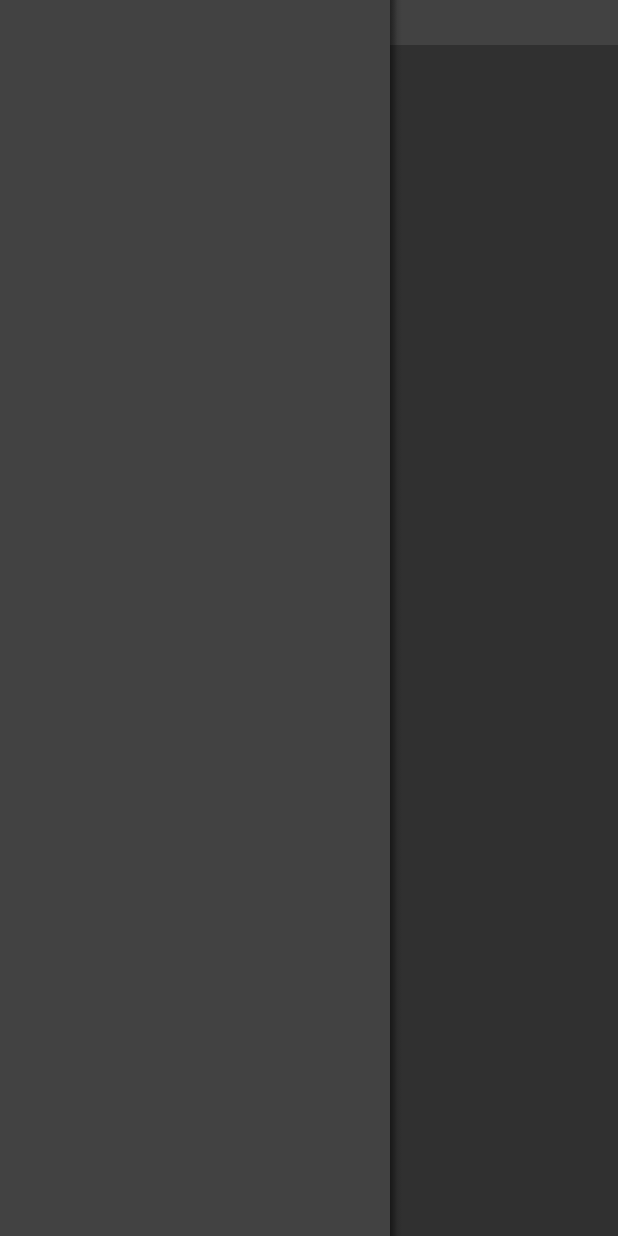
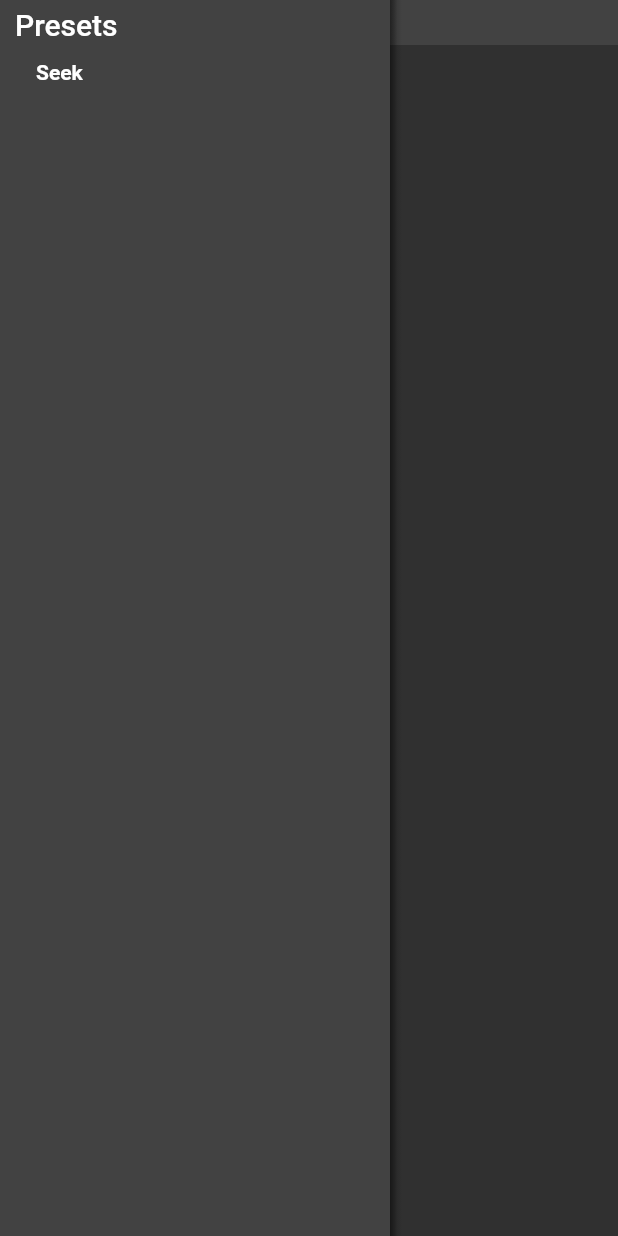
Before and after one commit to flame-engine/radiance, a Flutter app: the screen it shows after launch, on a phone screen of 412 x 824 dp. Run offline on Flutter 3.47's test engine with Material 2 defaults, Android fonts, the light colour scheme and no system bars.

Commit message:
added presets

```diff
--- a/pubspec.yaml
+++ b/pubspec.yaml
@@ -8,7 +8,7 @@ environment:
 
 dependencies:
   meta: ^1.7.0
-  vector_math: '>=2.1.0 <3.0.0'
+  vector_math: ^2.1.0
 
 dev_dependencies:
   flutter:
--- /dev/null
+++ b/sandbox/lib/left_menu.dart
@@ -0,0 +1,93 @@
+import 'package:flutter/material.dart';
+import 'main.dart';
+import 'presets.dart';
+
+class LeftMenu extends StatelessWidget {
+  const LeftMenu(this.app);
+
+  final SandboxState app;
+
+  @override
+  Widget build(BuildContext context) {
+    final n = kPresets.length;
+    return Padding(
+      padding: const EdgeInsets.symmetric(vertical: 5, horizontal: 10),
+      child: Column(
+        children: [
+          SizedBox(
+            width: double.infinity,
+            child: Text(
+              'Presets',
+              textAlign: TextAlign.left,
+              style: Theme.of(context).primaryTextTheme.headline6,
+              // TextStyle(color: Theme.of(context).primaryColor,
+              //   fontSize: Theme.of(context).primaryTextTheme.
+              // ),
+            ),
+          ),
+          Padding(
+            padding: const EdgeInsets.fromLTRB(10, 10, 0, 0),
+            child: DefaultTextStyle(
+              style: const TextStyle(
+                color: Color(0xFFBBBBBB),
+                fontSize: 14,
+              ),
+              child: Column(
+                children: List.generate(n, (i) => _ListItem(i, app)),
+              ),
+            ),
+          ),
+        ],
+      ),
+    );
+  }
+}
+
+class _ListItem extends StatefulWidget {
+  const _ListItem(this.index, this.app);
+
+  final int index;
+  final SandboxState app;
+
+  @override
+  State createState() => _ListItemState();
+}
+
+class _ListItemState extends State<_ListItem> {
+  static const styleWhenCurrent = TextStyle(
+    fontWeight: FontWeight.bold,
+    color: Colors.white,
+  );
+  bool _hover = false;
+
+  @override
+  Widget build(BuildContext context) {
+    final isCurrent = widget.app.currentPreset == widget.index;
+    return MouseRegion(
+      onEnter: _mouseEnter,
+      onExit: _mouseLeave,
+      cursor: SystemMouseCursors.click,
+      child: SizedBox(
+        width: double.infinity,
+        child: Container(
+          color: Color.fromRGBO(255, 255, 255, _hover ? 0.1 : 0),
+          child: Padding(
+            padding: const EdgeInsets.symmetric(vertical: 2, horizontal: 4),
+            child: Text(
+              kPresets[widget.index].name,
+              style: isCurrent ? styleWhenCurrent : null,
+            ),
+          ),
+        ),
+      ),
+    );
+  }
+
+  void _mouseEnter(PointerEvent details) {
+    setState(() => _hover = true);
+  }
+
+  void _mouseLeave(PointerEvent details) {
+    setState(() => _hover = false);
+  }
+}
--- a/sandbox/lib/main.dart
+++ b/sandbox/lib/main.dart
@@ -1,4 +1,5 @@
 import 'package:flutter/material.dart';
+import 'left_menu.dart';
 
 void main() {
   runApp(
@@ -18,6 +19,8 @@
 }
 
 class SandboxState extends State<_MyScaffold> {
+  int currentPreset = 0;
+
   @override
   Widget build(BuildContext context) {
     final bgColor = Theme.of(context).scaffoldBackgroundColor;
@@ -28,6 +31,7 @@
             color: Theme.of(context).cardColor,
           ),
           constraints: const BoxConstraints.expand(width: 260),
+          child: LeftMenu(this),
         ),
         Expanded(
           child: Stack(
--- /dev/null
+++ b/sandbox/lib/presets.dart
@@ -0,0 +1,23 @@
+import 'package:vector_math/vector_math_64.dart';
+
+import 'agents.dart';
+
+final kPresets = <Preset>[
+  _seek(),
+];
+
+class Preset {
+  Preset(this.name);
+
+  final String name;
+  final List<Agent> entities = [];
+
+  void add(Agent agent) => entities.add(agent);
+}
+
+Preset _seek() {
+  final p = Preset('Seek');
+  final target = StaticTarget(Vector2(60, 30));
+  p.add(target);
+  return p;
+}
--- a/sandbox/pubspec.yaml
+++ b/sandbox/pubspec.yaml
@@ -10,6 +10,9 @@ dependencies:
   flutter:
     sdk: flutter
   cupertino_icons: ^1.0.2
+  vector_math: ^2.1.0
+  radiance:
+    path: ..
 
 dev_dependencies:
   flutter_test:
```
Also changed, not shown: sandbox/lib/agents.dart (added, +66 -0 lines).
